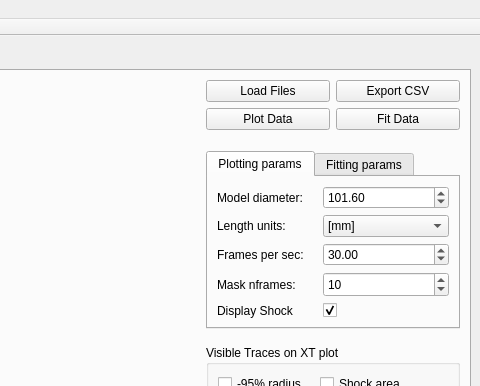
This is arcjetCV/gui/arcjetCV.ui in magnus-haw/arcjetCV as Qt 5 draws it before an edit; both pictures show x 695 to 1175 and y 0 to 386 of the 1175 by 794 pixel window. The edited form follows.
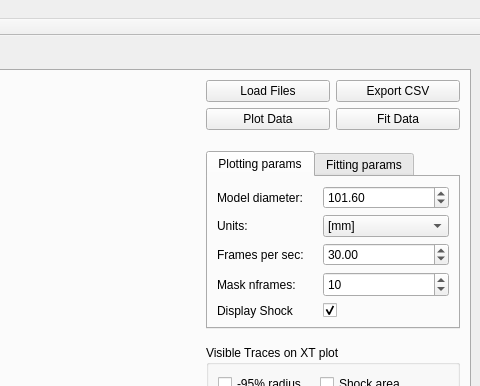
This is the edited form. The open tabs and pages were chosen to show the change.

Patch:
```diff
--- a/arcjetCV/gui/arcjetCV.ui
+++ b/arcjetCV/gui/arcjetCV.ui
@@ -881,7 +881,7 @@
               <item row="1" column="0">
                <widget class="QLabel" name="label_11">
                 <property name="text">
-                 <string>Length units:</string>
+                 <string>Units:</string>
                 </property>
                </widget>
               </item>
```
